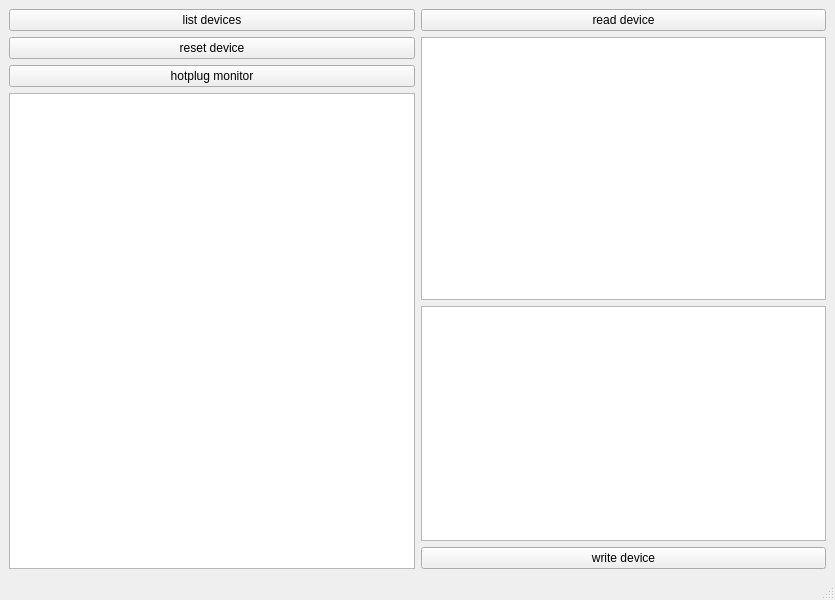
The window that QT_USB_PROGRAM/mainwindow.ui (seokgh/qt_usb_program) describes before a commit, drawn with Qt 5.
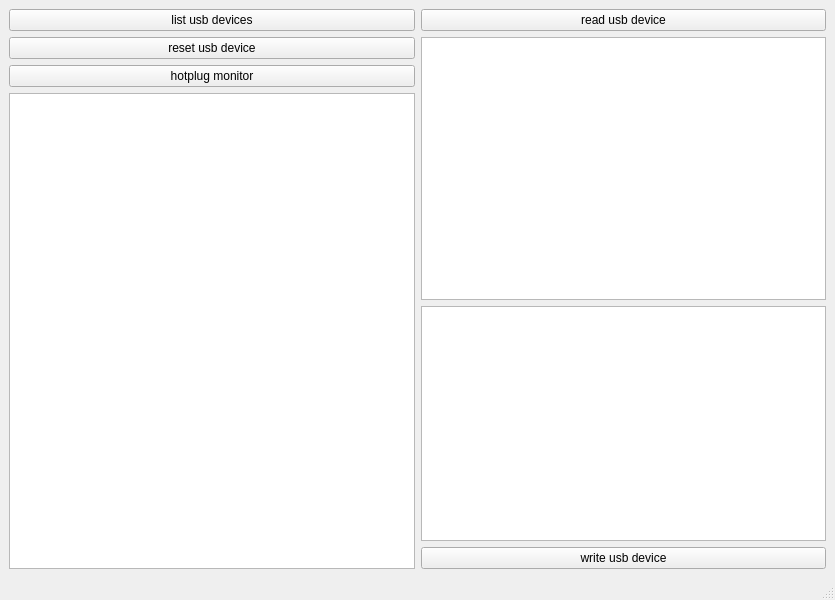
The same window after the commit.

Commit message: [qt/usb] Refactoring

Diff of the .ui file:
```diff
--- a/QT_USB_PROGRAM/mainwindow.ui
+++ b/QT_USB_PROGRAM/mainwindow.ui
@@ -22,14 +22,14 @@
         <item>
          <widget class="QPushButton" name="pushButton_list_usb_devices">
           <property name="text">
-           <string>list devices</string>
+           <string>list usb devices</string>
           </property>
          </widget>
         </item>
         <item>
          <widget class="QPushButton" name="pushButton_reset_usb_device">
           <property name="text">
-           <string>reset device</string>
+           <string>reset usb device</string>
           </property>
          </widget>
         </item>
@@ -50,7 +50,7 @@
         <item>
          <widget class="QPushButton" name="pushButton_read_usb_device">
           <property name="text">
-           <string>read device</string>
+           <string>read usb device</string>
           </property>
          </widget>
         </item>
@@ -65,7 +65,7 @@
           <item>
            <widget class="QPushButton" name="pushButton_write_usb_device">
             <property name="text">
-             <string>write device</string>
+             <string>write usb device</string>
             </property>
            </widget>
           </item>
```
The commit also changes 1 other file.
